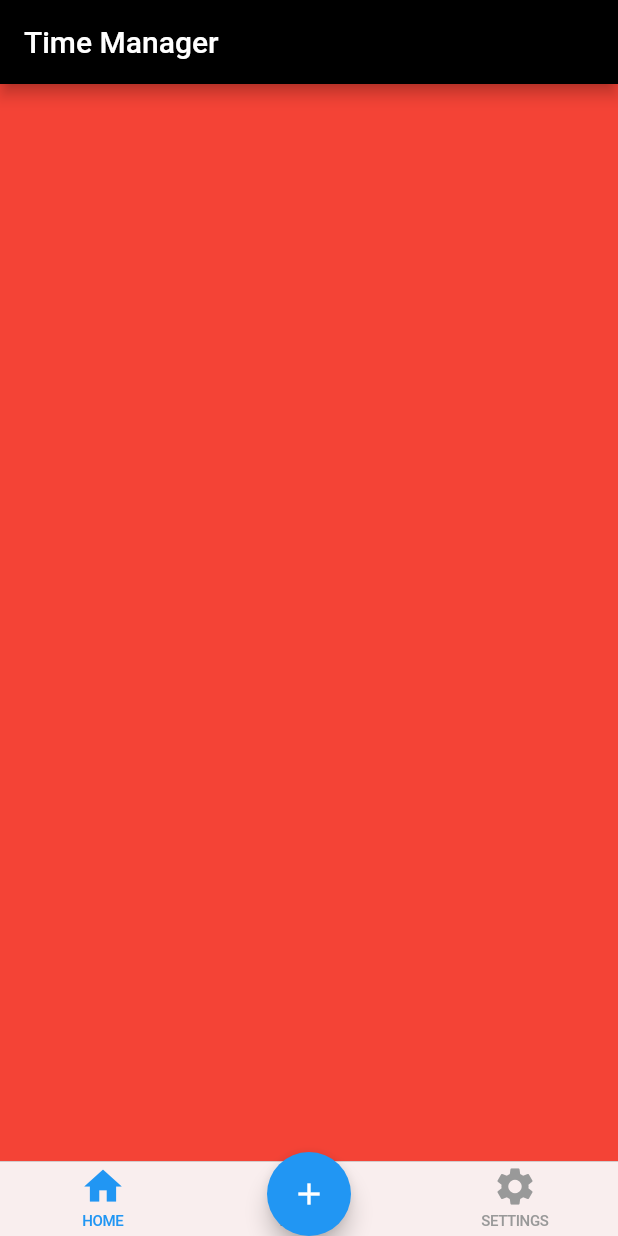
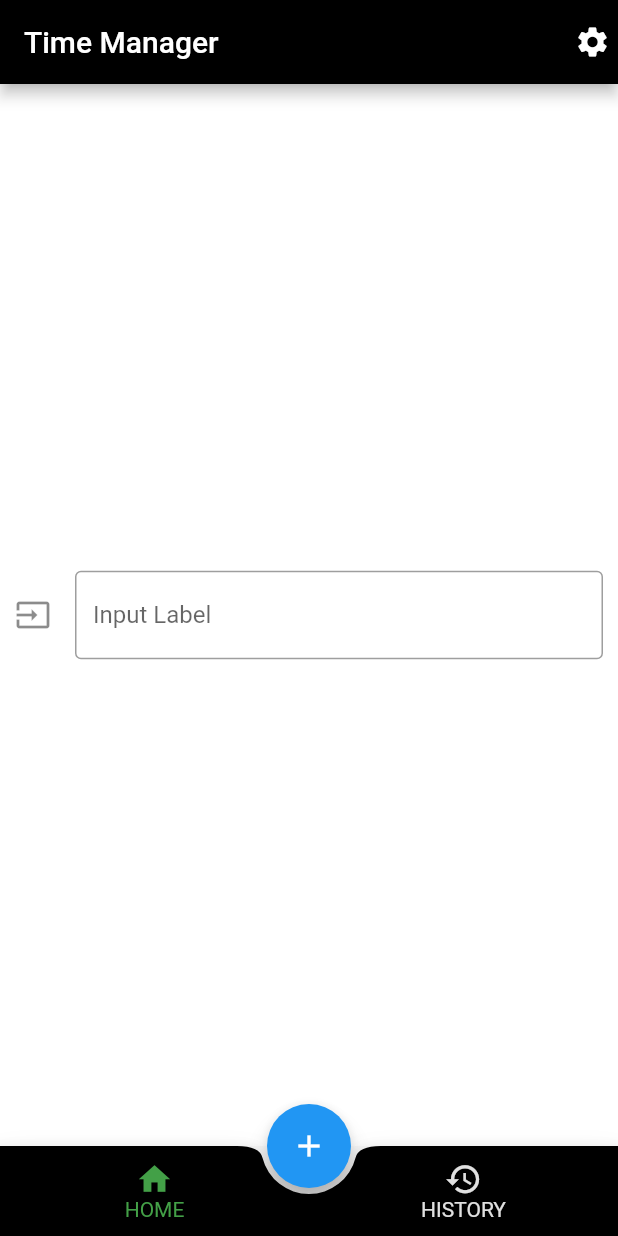
Before and after one commit to pientknk/time_manager, a Flutter app: the screen it shows after launch, after a tap on "HOME", on a phone screen of 412 x 824 dp. Run offline on Flutter 3.47's test engine with Material 2 defaults, Android fonts, the phone set to English and light mode, and no system bars.

Commit message:
added work item form page, and built custom BottomAppBar to replace Cupertino Tabs
added work item form page, built custom BottomAppBar to replace Cupertino Tabs, removed settings tab and replaced it with an action icon on the appbar

```diff
--- a/lib/data.dart
+++ b/lib/data.dart
@@ -1,3 +1,5 @@
+import 'package:flutter/material.dart';
+
 class WorkItem {
   DateTime startDate;
   DateTime endDate;
@@ -15,3 +17,10 @@ class WorkItem {
     this.details = details;
   }
 }
+
+class BottomAppBarTab{
+  BottomAppBarTab({this.text, this.icon});
+
+  IconData icon;
+  String text;
+}
--- a/lib/helpers.dart
+++ b/lib/helpers.dart
@@ -1,5 +1,10 @@
 import 'package:intl/intl.dart';
+import 'package:flutter/material.dart';
 
 String shortDateFormat(DateTime dateTime){
   return DateFormat("MM/dd/yyyy hh:mm").format(dateTime);
 }
+
+Color hexToColor(String code){
+  return new Color(int.parse(code.substring(1, 7), radix: 16) + 0xFF000000);
+}
--- a/lib/main.dart
+++ b/lib/main.dart
@@ -12,16 +12,7 @@ class MyApp extends StatelessWidget {
       theme: ThemeData(
         primarySwatch: Colors.blue,
       ),
-      home: Scaffold(
-        appBar: AppBar(
-          title: Text('Time Manager'),
-          backgroundColor: Colors.black,
-        ),
-        body: TabBarWidget(),
-
-        floatingActionButton: FloatingActionButtonWidget(),
-        floatingActionButtonLocation: FloatingActionButtonLocation.centerDocked,
-      ),
+      home: HomePageWidget(title: 'Time Manager')
     );
   }
 }
--- a/lib/tab_pages.dart
+++ b/lib/tab_pages.dart
@@ -1,8 +1,11 @@
 import 'package:flutter/material.dart';
 import 'package:time_manager/data.dart';
 import 'package:time_manager/helpers.dart';
+import 'dart:async';
 
 class HistoryTabPage extends StatefulWidget {
+  HistoryTabPage({Key key}) : super(key: key);
+
   @override
   _HistoryTabPageState createState() => _HistoryTabPageState();
 }
@@ -51,3 +54,34 @@ class _HistoryTabPageState extends State<HistoryTabPage> {
     print('this will eventually push the details view');
   }
 }
+
+class WorkItemFormPage extends StatefulWidget {
+  WorkItemFormPage({Key key}) : super(key: key);
+
+  @override
+  _WorkItemFormPageState createState() => _WorkItemFormPageState();
+}
+
+class _WorkItemFormPageState extends State<WorkItemFormPage> {
+  final _formKey = GlobalKey<FormState>();
+
+  @override
+  Widget build(BuildContext context) {
+    return Form(
+      key: _formKey,
+      child: Column(
+        crossAxisAlignment: CrossAxisAlignment.start,
+        children: <Widget>[
+          Container(
+          ),
+          TextFormField(
+
+          ),
+          Padding(
+
+          )
+        ],
+      )
+    );
+  }
+}
--- a/lib/widgets.dart
+++ b/lib/widgets.dart
@@ -1,8 +1,99 @@
 import 'package:flutter/material.dart';
 import 'package:flutter/cupertino.dart';
 import 'package:time_manager/tab_pages.dart';
+import 'package:time_manager/data.dart';
+
+class HomePageWidget extends StatefulWidget {
+  HomePageWidget({Key key, this.title}) : super(key: key);
+
+  final String title;
+
+  @override
+  _HomePageWidgetState createState() => _HomePageWidgetState();
+}
+
+class _HomePageWidgetState extends State<HomePageWidget> with TickerProviderStateMixin{
+  Widget _tabBodyWidget = _homeTabWidget;
+
+  void _selectedTab(int index) {
+    setState(() {
+      _setTabBody(index);
+    });
+  }
+
+  void _setTabBody(int index){
+    switch(index){
+      case 0:
+        _tabBodyWidget = _homeTabWidget;
+        break;
+      case 1:
+        _tabBodyWidget = Container(
+          child: HistoryTabPage(),
+          color: Colors.white,
+        );
+        break;
+      default:
+        _tabBodyWidget = null;
+        break;
+    }
+  }
+
+  static Widget _homeTabWidget = Container(
+      padding: const EdgeInsets.all(10),
+      color: Colors.white,
+      child: Center(
+        child: TextFormField(
+          decoration: InputDecoration(
+              labelText: "Input Label",
+              icon: Icon(Icons.input),
+              fillColor: Colors.white,
+              border: new OutlineInputBorder()
+          ),
+          validator: (val){
+            if(val.length == 0){
+              return "Error";
+            }else{
+              return null;
+            }
+          },
+        ),
+      )
+  );
+
+  @override
+  Widget build(BuildContext context) {
+    return Scaffold(
+      appBar: AppBar(
+        title: Text(widget.title),
+        backgroundColor: Colors.black,
+        actions: <Widget>[
+          Container(
+            padding: const EdgeInsets.all(5),
+            child: Icon(Icons.settings),
+          )
+        ],
+      ),
+      body: _tabBodyWidget,
+      floatingActionButton: FloatingActionButtonWidget(),
+      floatingActionButtonLocation: FloatingActionButtonLocation.centerDocked,
+      bottomNavigationBar: BottomAppBarWidget(
+        color: Colors.grey[300],
+        selectedColor: Colors.green[600],
+        notchedShape: CircularNotchedRectangle(),
+        onTabSelected: _selectedTab,
+        items: [
+          BottomAppBarTab(icon: Icons.home, text: 'HOME'),
+          BottomAppBarTab(icon: Icons.history, text: 'HISTORY'),
+        ], //Tabs
+        backgroundColor: Colors.black,
+      ),
+    );
+  }
+}
 
 class FloatingActionButtonWidget extends StatefulWidget {
+  FloatingActionButtonWidget({Key key}) : super(key: key);
+
   //combine this with a bottom navigation bar is a bottomAppBar for a notch in the bottom bar
   final floatingActionButtonLocation = FloatingActionButtonLocation.centerDocked;
   @override
@@ -22,81 +113,86 @@ class _FloatingActionButtonWidgetState extends State<FloatingActionButtonWidget>
   }
 }
 
-class TabBarWidget extends StatefulWidget {
-  ///constructor?
-  //final String title;
+class BottomAppBarWidget extends StatefulWidget {
+  BottomAppBarWidget({
+    this.items,
+    this.height: 60.0,
+    this.iconSize: 25.0,
+    this.backgroundColor,
+    this.color,
+    this.selectedColor,
+    this.notchedShape,
+    this.onTabSelected
+  }) {
+    assert(this.items.length == 2); //want to enforce there to be 2 tabs
+  }
+
+  final List<BottomAppBarTab> items;
+  final double height;
+  final double iconSize;
+  final Color backgroundColor;
+  final Color color;
+  final Color selectedColor;
+  final NotchedShape notchedShape;
+  final ValueChanged<int> onTabSelected;
+
+  State<StatefulWidget> createState() => _BottomAppBarWidgetState();
+}
+
+class _BottomAppBarWidgetState extends State<BottomAppBarWidget> {
+  int _selectedIndex = 0;
+
+  _updateIndex(int index){
+    widget.onTabSelected(index);
+    setState((){
+      _selectedIndex = index;
+    });
+  }
 
   @override
-  _TabBarWidget createState() => _TabBarWidget();
-}
+  Widget build(BuildContext context) {
+    List<Widget> items = List.generate(widget.items.length, (int index){
+      return _buildTabItem(
+        item: widget.items[index],
+        index: index,
+        onPressed: _updateIndex,
+      );
+    });
 
-class _TabBarWidget extends State<TabBarWidget> {
-  @override
-  Widget build(BuildContext context) {
-    // This method is rerun every time setState is called
-    return CupertinoTabScaffold(
-      tabBar: CupertinoTabBar(
-        items: <BottomNavigationBarItem>[
-          BottomNavigationBarItem(
-            icon: Icon(Icons.home),
-            title: Text('HOME'),
-          ),
-          BottomNavigationBarItem(
-              icon: Icon(Icons.history),
-              title: Text('HISTORY')
-          ),
-          BottomNavigationBarItem(
-              icon: Icon(Icons.settings),
-              title: Text('SETTINGS')
+    return BottomAppBar(
+      shape: widget.notchedShape,
+      color: widget.backgroundColor,
+      child: Row(
+        mainAxisSize: MainAxisSize.max,
+        mainAxisAlignment: MainAxisAlignment.spaceAround,
+        children: items,
+      )
+    );
+  }
+
+  Widget _buildTabItem({BottomAppBarTab item, int index, ValueChanged<int> onPressed}){
+    Color color = _selectedIndex == index ? widget.selectedColor : widget.color;
+    return Expanded(
+      child: SizedBox(
+        height: widget.height,
+        child: Material(
+          type: MaterialType.transparency,
+          child: InkWell(
+            onTap: () => onPressed(index),
+            child: Column(
+              mainAxisSize: MainAxisSize.min,
+              mainAxisAlignment: MainAxisAlignment.center,
+              children: <Widget>[
+                Icon(item.icon, color: color, size: widget.iconSize),
+                Text(
+                  item.text,
+                  style: TextStyle(color: color),
+                )
+              ],
+            )
           )
-        ],
-      ),
-      tabBuilder: (BuildContext context, int index){
-        switch(index) {
-          case 0:
-            return new Container(
-              color: Colors.red,
-            );
-            break;
-          case 1:
-            return Container(
-              child: HistoryTabPage(),
-              color: Colors.grey[200],
-            );
-            break;
-          case 2:
-            return new Container(
-              color: Colors.green,
-            );
-            break;
-        }
-
-        return null;
-      },
+        ),
+      )
     );
-    /*return DefaultTabController(
-      length: 4,
-      child: Scaffold(
-        appBar: AppBar(
-          bottom: TabBar(
-            tabs: <Widget>[
-              Tab(icon: Icon(Icons.directions_car)),
-              Tab(icon: Icon(Icons.directions_transit)),
-              Tab(icon: Icon(Icons.directions_bike)),
-              Tab(icon: Icon(Icons.directions_boat))
-            ],
-          ),
-          title: Text('Time Manager'),
-        ),
-        body: TabBarView(
-          children: <Widget>[
-            Icon(Icons.directions_car),
-            Icon(Icons.directions_transit),
-            Icon(Icons.directions_bike),
-            Icon(Icons.directions_boat)
-          ],
-        )
-      )
-    );*/
   }
 }
```
